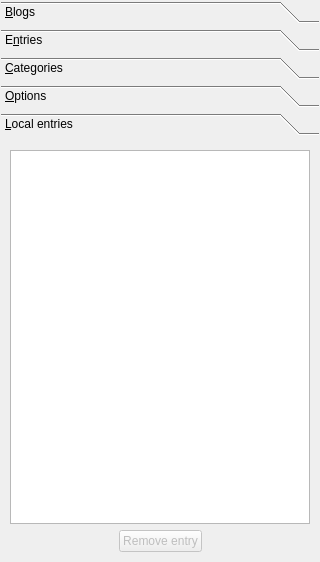
The window that src/toolboxbase.ui (mtux/bilbo) describes before a commit, drawn with Qt 5.
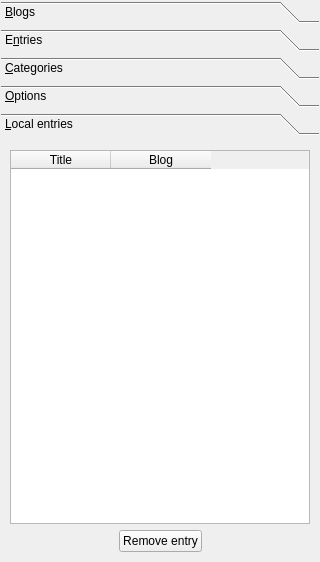
The same window after the commit. The open tabs and pages were chosen to show the change. Custom widgets are drawn as their Qt base class.

Commit message: Loading, Saving and removing local entries implemented.

```diff
--- a/src/toolboxbase.ui
+++ b/src/toolboxbase.ui
@@ -604,12 +604,43 @@
         </layout>
        </widget>
        <widget class="QWidget" name="pgNotes" >
+        <property name="geometry" >
+         <rect>
+          <x>0</x>
+          <y>0</y>
+          <width>306</width>
+          <height>403</height>
+         </rect>
+        </property>
         <attribute name="label" >
          <string>&amp;Local entries</string>
         </attribute>
         <layout class="QVBoxLayout" name="verticalLayout_3" >
          <item>
-          <widget class="KListWidget" name="klistwidget" />
+          <widget class="QTableWidget" name="localEntriesTable" >
+           <property name="editTriggers" >
+            <set>QAbstractItemView::NoEditTriggers</set>
+           </property>
+           <property name="showDropIndicator" stdset="0" >
+            <bool>false</bool>
+           </property>
+           <property name="selectionMode" >
+            <enum>QAbstractItemView::SingleSelection</enum>
+           </property>
+           <property name="selectionBehavior" >
+            <enum>QAbstractItemView::SelectRows</enum>
+           </property>
+           <column>
+            <property name="text" >
+             <string>Title</string>
+            </property>
+           </column>
+           <column>
+            <property name="text" >
+             <string>Blog</string>
+            </property>
+           </column>
+          </widget>
          </item>
          <item>
           <layout class="QHBoxLayout" name="horizontalLayout" >
@@ -631,9 +662,6 @@
            </item>
            <item>
             <widget class="KPushButton" name="btnLocalRemove" >
-             <property name="enabled" >
-              <bool>false</bool>
-             </property>
              <property name="toolTip" >
               <string>Remove selected entry</string>
              </property>
```
The commit also changes 7 other files.
